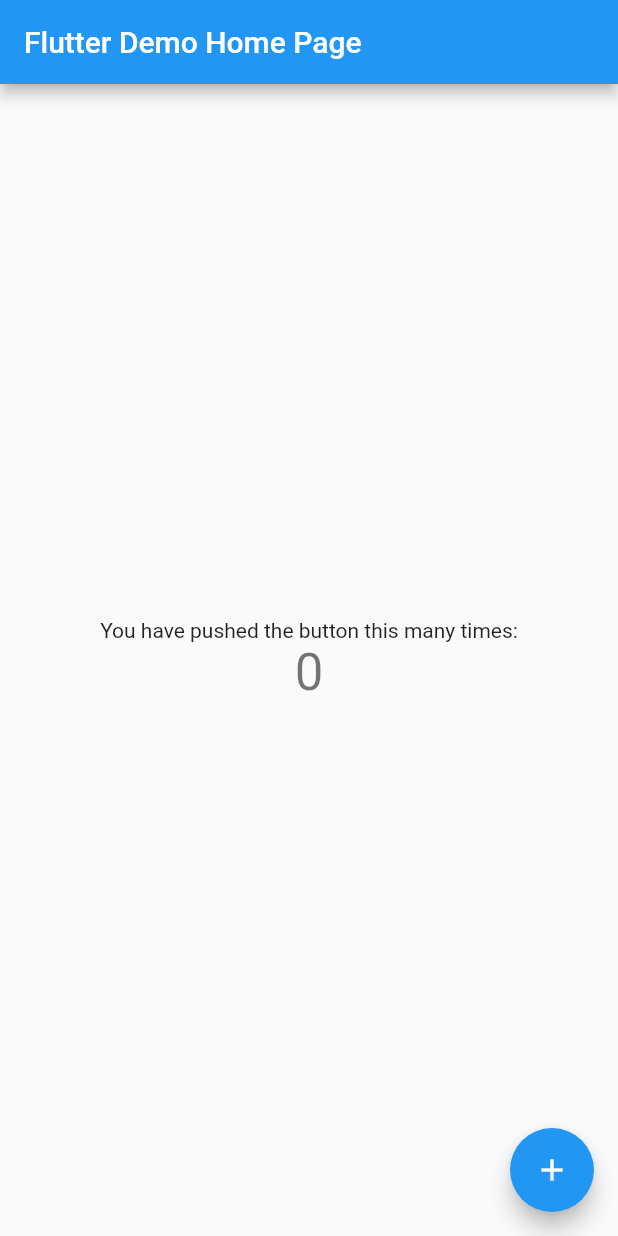
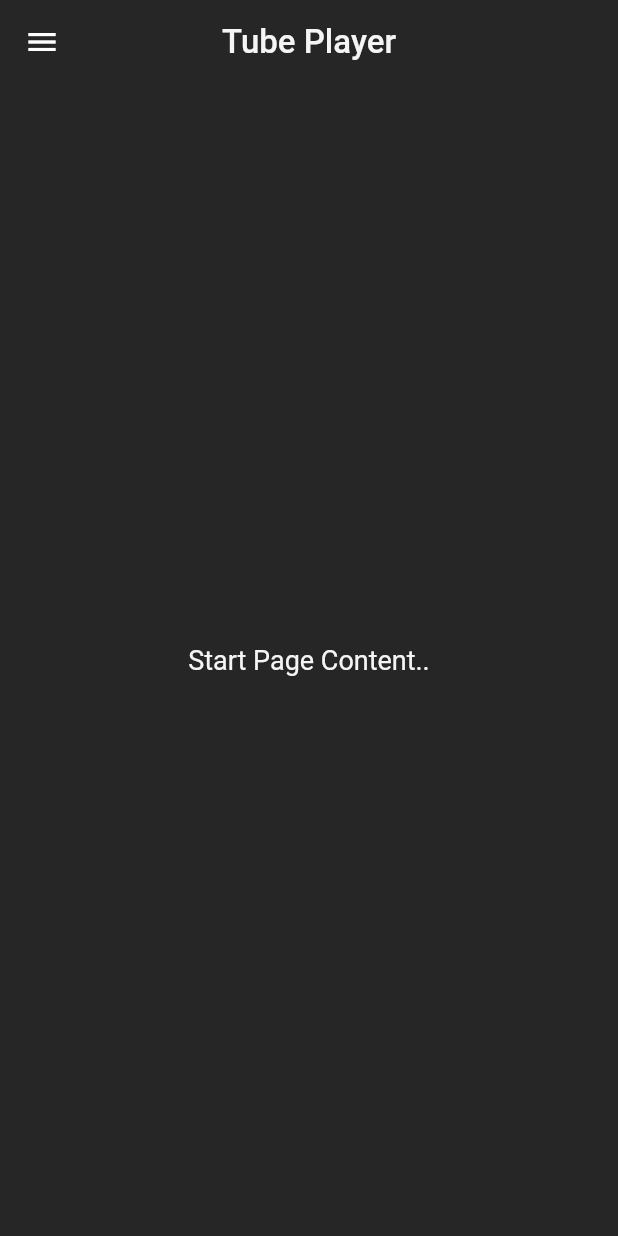
Before and after one commit to OyewoleOni/Tube_Player, a Flutter app: the screen it shows after launch, on a phone screen of 412 x 824 dp. Run offline on Flutter 3.47's test engine with Material 2 defaults, Android fonts, the phone set to English and light mode, and no system bars; Roboto replaces fonts that are missing (MediumFont); project files that could hold a hidden picture were left out.

Commit message:
Adding the start page

```diff
--- a/lib/main.dart
+++ b/lib/main.dart
@@ -1,4 +1,6 @@
 import 'package:flutter/material.dart';
+import 'package:flutter/services.dart';
+import 'package:tube_player/views/start_page.dart';
 
 void main() {
   runApp(const MyApp());
@@ -7,68 +9,18 @@ void main() {
 class MyApp extends StatelessWidget {
   const MyApp({super.key});
 
-
   @override
   Widget build(BuildContext context) {
+    SystemChrome.setSystemUIOverlayStyle(
+      const SystemUiOverlayStyle(
+          statusBarColor: Colors.transparent,
+          statusBarIconBrightness: Brightness.dark),
+    );
     return MaterialApp(
-      title: 'Flutter Demo',
-      theme: ThemeData(
-
-        primarySwatch: Colors.blue,
-      ),
-      home: const MyHomePage(title: 'Flutter Demo Home Page'),
+      debugShowCheckedModeBanner: false,
+      title: 'Tube Player',
+      theme: ThemeData.dark(),
+      home: StartPage(),
     );
   }
 }
-
-class MyHomePage extends StatefulWidget {
-  const MyHomePage({super.key, required this.title});
-
-
-  final String title;
-
-  @override
-  State<MyHomePage> createState() => _MyHomePageState();
-}
-
-class _MyHomePageState extends State<MyHomePage> {
-  int _counter = 0;
-
-  void _incrementCounter() {
-    setState(() {
-
-    });
-  }
-
-  @override
-  Widget build(BuildContext context) {
-
-    return Scaffold(
-      appBar: AppBar(
-
-        title: Text(widget.title),
-      ),
-      body: Center(
-
-        child: Column(
-
-          mainAxisAlignment: MainAxisAlignment.center,
-          children: <Widget>[
-            const Text(
-              'You have pushed the button this many times:',
-            ),
-            Text(
-              '$_counter',
-              style: Theme.of(context).textTheme.headline4,
-            ),
-          ],
-        ),
-      ),
-      floatingActionButton: FloatingActionButton(
-        onPressed: _incrementCounter,
-        tooltip: 'Increment',
-        child: const Icon(Icons.add),
-      ),
-    );
-  }
-}
--- /dev/null
+++ b/lib/views/start_page.dart
@@ -0,0 +1,31 @@
+// ignore_for_file: prefer_const_constructors
+
+import 'package:flutter/material.dart';
+import 'package:tube_player/app_styles.dart';
+
+class StartPage extends StatelessWidget {
+  // const StartPage({super.key});
+
+  @override
+  Widget build(BuildContext context) {
+    return Scaffold(
+      backgroundColor: kPageBackgroundColor,
+      appBar: AppBar(
+        leading: Icon(Icons.menu),
+        backgroundColor: Colors.transparent,
+        centerTitle: true,
+        elevation: 0,
+        title: const Text(
+          "Tube Player",
+          style: kPageHeaderTextStyle,
+        ),
+      ),
+      body: Center(
+        child: Text(
+          "Start Page Content..",
+          style: kMediumLightText18,
+        ),
+      ),
+    );
+  }
+}
```
Also changed, not shown: lib/app_styles.dart (+23 -10 lines).
